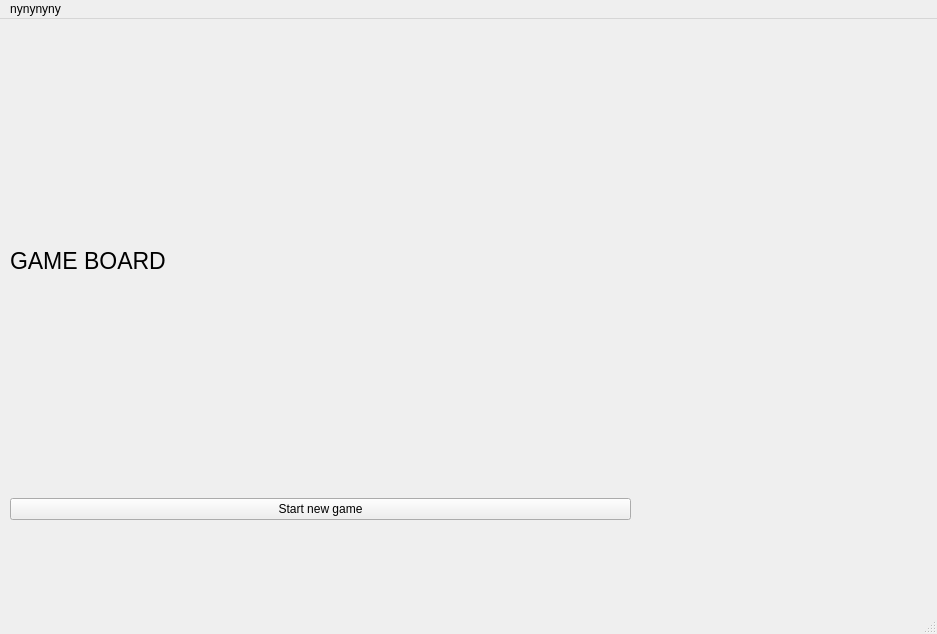
threescomplement/proi-chess, file src/gui/mainwindow.ui: the form before one commit.
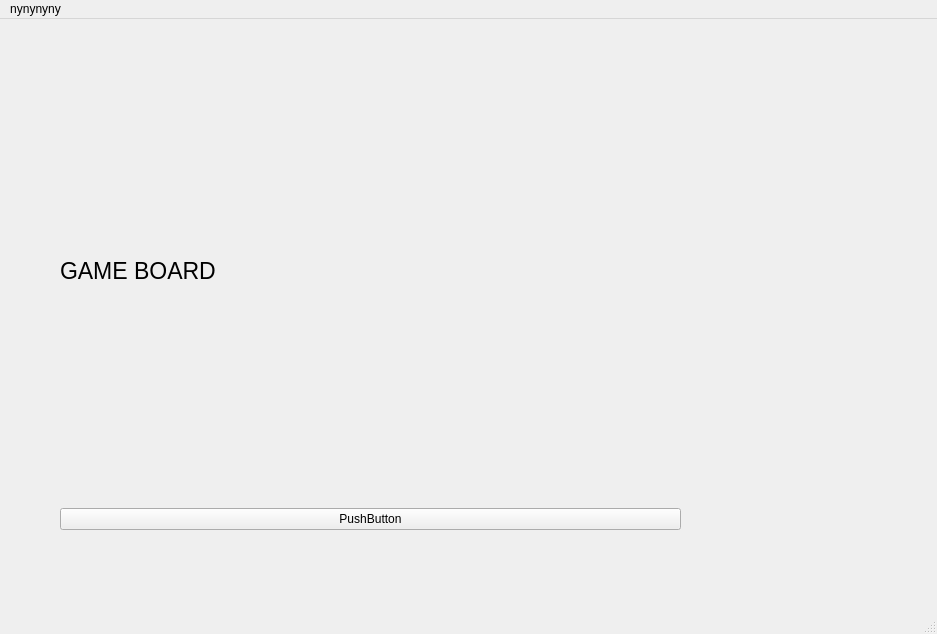
The form after the commit.

Commit message: Changed button alignment to be be more related to the position of the GameBoard label

What changed in the file:
```diff
--- a/src/gui/mainwindow.ui
+++ b/src/gui/mainwindow.ui
@@ -29,8 +29,8 @@
    <widget class="QWidget" name="verticalLayoutWidget">
     <property name="geometry">
      <rect>
-      <x>10</x>
-      <y>10</y>
+      <x>60</x>
+      <y>20</y>
       <width>621</width>
       <height>491</height>
      </rect>
@@ -51,7 +51,7 @@
      <item>
       <widget class="QPushButton" name="newGameButton">
        <property name="text">
-        <string>Start new game</string>
+        <string>PushButton</string>
        </property>
       </widget>
      </item>
```
Left out of the diff: 2 changed lines with no effect on the pictures. The commit also changes 1 other file.
